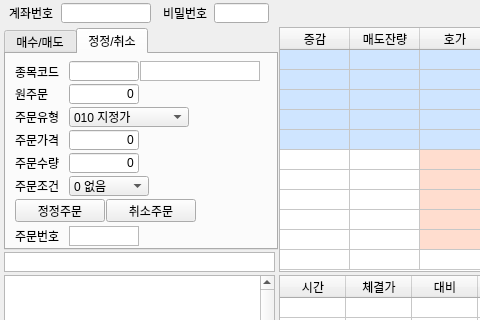
This is EugeneWindow.ui in HyunwooChung/EugeneLink as Qt 5 draws it before an edit; both pictures show x 0 to 480 and y 0 to 320 of the 636 by 807 pixel window. The edited form follows.
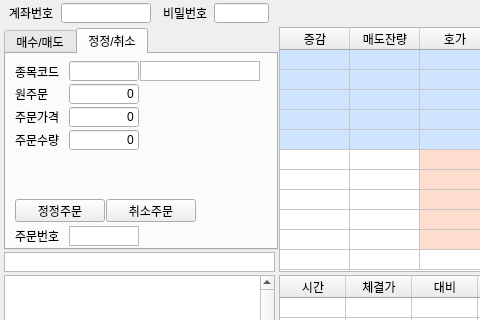
This is the edited form. The open tabs and pages were chosen to show the change.

```diff
--- a/EugeneWindow.ui
+++ b/EugeneWindow.ui
@@ -1267,7 +1267,7 @@
       <property name="geometry">
        <rect>
         <x>63</x>
-        <y>99</y>
+        <y>76</y>
         <width>70</width>
         <height>20</height>
        </rect>
@@ -1289,7 +1289,7 @@
       <property name="geometry">
        <rect>
         <x>63</x>
-        <y>76</y>
+        <y>53</y>
         <width>70</width>
         <height>20</height>
        </rect>
@@ -1340,7 +1340,7 @@
       <property name="geometry">
        <rect>
         <x>9</x>
-        <y>80</y>
+        <y>57</y>
         <width>50</width>
         <height>12</height>
        </rect>
@@ -1353,7 +1353,7 @@
       <property name="geometry">
        <rect>
         <x>9</x>
-        <y>103</y>
+        <y>80</y>
         <width>50</width>
         <height>12</height>
        </rect>
@@ -1413,92 +1413,6 @@
        <set>Qt::AlignRight|Qt::AlignTrailing|Qt::AlignVCenter</set>
       </property>
      </widget>
-     <widget class="QComboBox" name="CmbCnd_2">
-      <property name="geometry">
-       <rect>
-        <x>63</x>
-        <y>122</y>
-        <width>80</width>
-        <height>20</height>
-       </rect>
-      </property>
-      <item>
-       <property name="text">
-        <string>0 없음</string>
-       </property>
-      </item>
-      <item>
-       <property name="text">
-        <string>1 IOC</string>
-       </property>
-      </item>
-      <item>
-       <property name="text">
-        <string>2 FOK</string>
-       </property>
-      </item>
-     </widget>
-     <widget class="QLabel" name="label_10">
-      <property name="geometry">
-       <rect>
-        <x>9</x>
-        <y>57</y>
-        <width>50</width>
-        <height>12</height>
-       </rect>
-      </property>
-      <property name="text">
-       <string>주문유형</string>
-      </property>
-     </widget>
-     <widget class="QLabel" name="label_15">
-      <property name="geometry">
-       <rect>
-        <x>9</x>
-        <y>126</y>
-        <width>50</width>
-        <height>12</height>
-       </rect>
-      </property>
-      <property name="text">
-       <string>주문조건</string>
-      </property>
-     </widget>
-     <widget class="QComboBox" name="CmbBns_2">
-      <property name="geometry">
-       <rect>
-        <x>63</x>
-        <y>53</y>
-        <width>120</width>
-        <height>20</height>
-       </rect>
-      </property>
-      <item>
-       <property name="text">
-        <string>010 지정가</string>
-       </property>
-      </item>
-      <item>
-       <property name="text">
-        <string>020 시장가</string>
-       </property>
-      </item>
-      <item>
-       <property name="text">
-        <string>030 조건부지정가</string>
-       </property>
-      </item>
-      <item>
-       <property name="text">
-        <string>040 최유리지정가</string>
-       </property>
-      </item>
-      <item>
-       <property name="text">
-        <string>050 최우선지정가</string>
-       </property>
-      </item>
-     </widget>
     </widget>
    </widget>
    <widget class="QTextBrowser" name="TxtBrErr">
```
Left out of the diff: 2 changed lines with no effect on the pictures.
